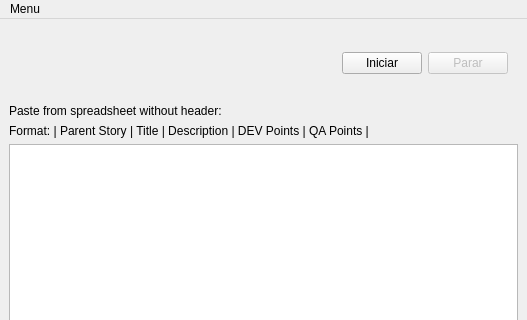
This is windows/design.ui in jcharlier/jira-subtask as Qt 5 draws it before an edit; both pictures show x 0 to 527 and y 0 to 320 of the 527 by 600 pixel window. The edited form follows.
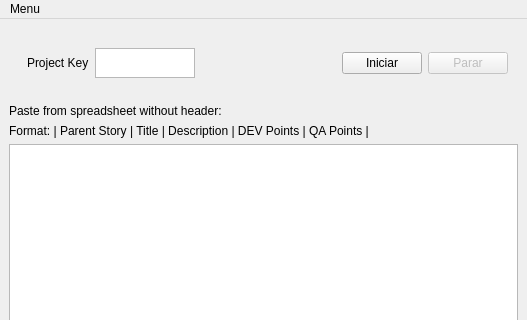
This is the edited form.

Commit message: dynamic project

Patch:
```diff
--- a/windows/design.ui
+++ b/windows/design.ui
@@ -26,6 +26,9 @@
       <layout class="QVBoxLayout" name="verticalLayout_3">
        <item>
         <widget class="QWidget" name="menu_first_area_2" native="true">
+         <property name="enabled">
+          <bool>true</bool>
+         </property>
          <property name="sizePolicy">
           <sizepolicy hsizetype="Expanding" vsizetype="Fixed">
            <horstretch>0</horstretch>
@@ -38,7 +41,7 @@
            <height>20</height>
           </size>
          </property>
-         <layout class="QHBoxLayout" name="horizontalLayout" stretch="0,0,0">
+         <layout class="QHBoxLayout" name="horizontalLayout" stretch="0,0,0,0,0">
           <property name="spacing">
            <number>6</number>
           </property>
@@ -48,6 +51,29 @@
           <property name="rightMargin">
            <number>1</number>
           </property>
+          <item>
+           <widget class="QLabel" name="project_key_label">
+            <property name="text">
+             <string>Project Key</string>
+            </property>
+           </widget>
+          </item>
+          <item>
+           <widget class="QTextEdit" name="project_key_text">
+            <property name="sizePolicy">
+             <sizepolicy hsizetype="Preferred" vsizetype="Fixed">
+              <horstretch>0</horstretch>
+              <verstretch>0</verstretch>
+             </sizepolicy>
+            </property>
+            <property name="maximumSize">
+             <size>
+              <width>100</width>
+              <height>30</height>
+             </size>
+            </property>
+           </widget>
+          </item>
           <item>
            <spacer name="horizontalSpacer">
             <property name="orientation">
```
Left out of the diff: 2 changed lines with no effect on the pictures. The commit also changes 5 other files.
